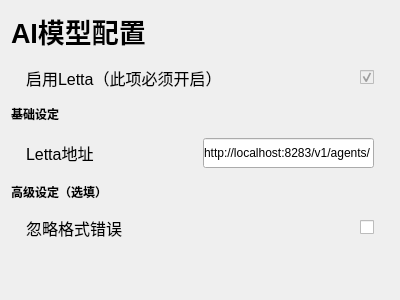
The window that mianwindow_uichild/setting_ai.ui (Zao-chen/ZcChat) describes before a commit, drawn with Qt 5.
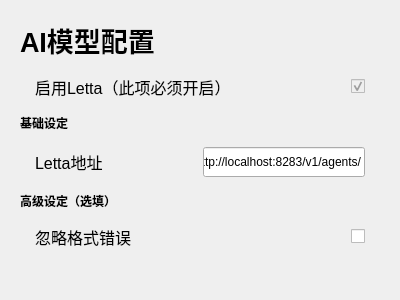
The same window after the commit. Custom widgets are drawn as their Qt base class.

Commit message: [test] 新界面测试

Diff of the .ui file:
```diff
--- a/mianwindow_uichild/setting_ai.ui
+++ b/mianwindow_uichild/setting_ai.ui
@@ -14,6 +14,18 @@
    <string>Form</string>
   </property>
   <layout class="QVBoxLayout" name="verticalLayout" stretch="0,0,0,0,0,0,1">
+   <property name="leftMargin">
+    <number>20</number>
+   </property>
+   <property name="topMargin">
+    <number>20</number>
+   </property>
+   <property name="rightMargin">
+    <number>20</number>
+   </property>
+   <property name="bottomMargin">
+    <number>20</number>
+   </property>
    <item>
     <widget class="ElaText" name="label">
      <property name="font">
```
The commit also changes 5 other files.
